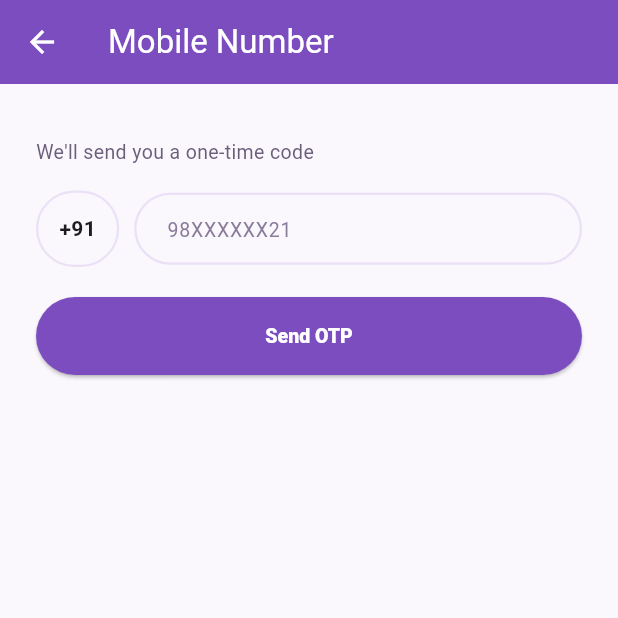
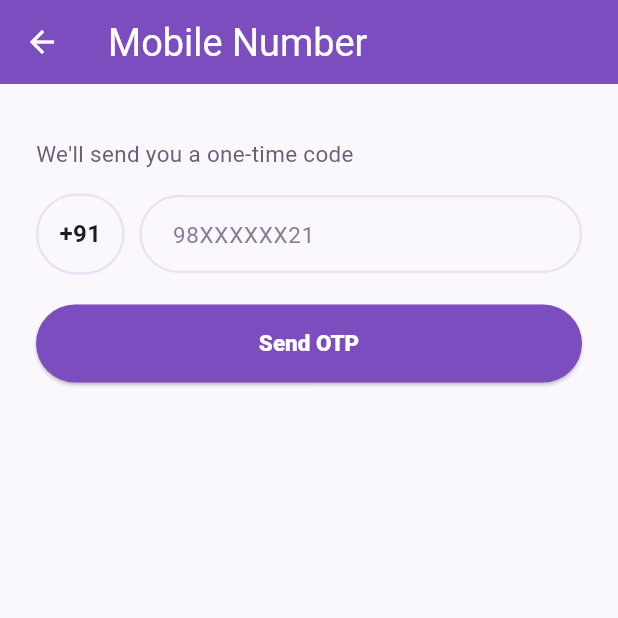
Before and after one commit to rekhavijay9890-ops/RishtaBook-v2, a Flutter app: the screen it shows after launch, after a tap on "हिं / EN", after a tap on "Continue with Mobile", on a phone screen of 412 x 824 dp, the top half of it. Run offline on Flutter 3.47's test engine with Material 3 defaults, Android fonts, the phone set to English and light mode, and no system bars; our stand-ins replace cloud_firestore, firebase_auth, firebase_core, firebase_messaging, firebase_storage, google_mobile_ads and 7 more; missing offline and left inert: razorpay_flutter; accounts and stored records are empty.

Commit message:
Squircle app icon, adaptive icon config, and app-wide font size fix (#37)
- Redraw the launcher icon as a true squircle (superellipse) and wire up
  a proper Android adaptive icon (background color + transparent
  foreground layer) via flutter_launcher_icons so the OS masks it
  correctly on launchers that support it too.
- Floor the whole app's text scale at 1.15x (still respects a user's own
  larger accessibility setting, capped at 1.4x) - many of the app's text
  styles sit as low as 9-13px, which read as too small on real devices.
- Bump the sign-in screen's "RishtaBook" wordmark size/weight to read
  more clearly as the app's logo.

Co-authored-by: Claude <noreply@anthropic.com>

```diff
--- a/lib/main.dart
+++ b/lib/main.dart
@@ -91,6 +91,17 @@ class MyApp extends StatelessWidget {
       debugShowCheckedModeBanner: false,
       title: 'RishtaBook',
       theme: AppTheme.light,
+      // Several screens' text styles (see AppText) sit as low as 9-13px,
+      // which reads as too small on real devices - especially since this
+      // app skews toward an older user base. Floor everyone at 1.15x
+      // regardless of the OS setting, while still letting a user's own
+      // "larger text" accessibility setting scale further (capped so
+      // layouts don't break at extreme system scales).
+      builder: (context, child) {
+        final mq = MediaQuery.of(context);
+        final scaler = mq.textScaler.clamp(minScaleFactor: 1.15, maxScaleFactor: 1.4);
+        return MediaQuery(data: mq.copyWith(textScaler: scaler), child: child!);
+      },
       home: const AuthGate(),
       onGenerateRoute: (settings) {
         switch (settings.name) {
--- a/lib/screens/auth/auth_landing_screen.dart
+++ b/lib/screens/auth/auth_landing_screen.dart
@@ -106,7 +106,7 @@ class _AuthLandingScreenState extends State<AuthLandingScreen> {
                 child: const Icon(Icons.favorite, color: Colors.white, size: 42),
               ),
               const SizedBox(height: 14),
-              const Text("RishtaBook", style: TextStyle(fontSize: 32, fontWeight: FontWeight.w700, color: Colors.white, fontFamily: 'serif')),
+              const Text("RishtaBook", style: TextStyle(fontSize: 38, fontWeight: FontWeight.w800, color: Colors.white, fontFamily: 'serif', letterSpacing: 0.3)),
               const SizedBox(height: 4),
               Text(context.t('authLanding.welcome'), style: const TextStyle(fontSize: 14, color: Colors.white70)),
               const Spacer(flex: 4),
--- a/pubspec.yaml
+++ b/pubspec.yaml
@@ -40,12 +40,15 @@ flutter_icons:
   android: true
   ios: false
   image_path: "assets/icon.png"
+  adaptive_icon_background: "#D395FF"
+  adaptive_icon_foreground: "assets/icon_foreground.png"
 
 flutter:
   uses-material-design: true
 
   assets:
   - assets/icon.png
+  - assets/icon_foreground.png
   - assets/video/signin_bg.mp4
   # assets:
   #  - images/a_dot_burr.jpeg
```
Also changed, not shown: assets/icon.png, assets/icon_foreground.png (added), 12 other files.
